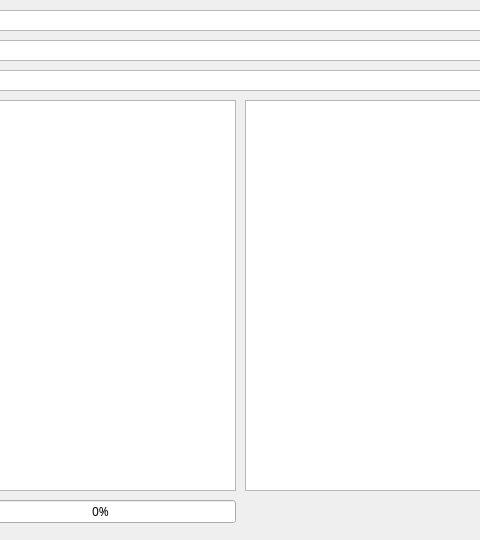
First picture: the form in src/gui/main.ui, repository kim-do-hyeon/iphone-forensics, before the edit; both pictures show x 185 to 665 and y 0 to 540 of the 1200 by 540 pixel window.
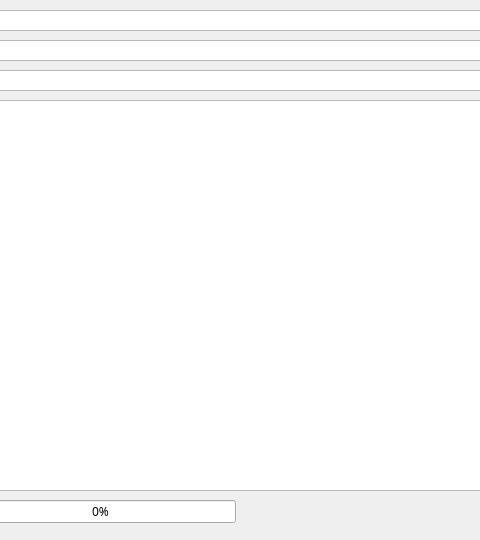
Second picture: the form after the edit.

Commit message: ui refurbishment and optimization

Diff of the .ui file:
```diff
--- a/src/gui/main.ui
+++ b/src/gui/main.ui
@@ -80,25 +80,12 @@
     </property>
     <property name="geometry">
      <rect>
-      <x>430</x>
-      <y>100</y>
-      <width>751</width>
-      <height>391</height>
-     </rect>
-    </property>
-   </widget>
-   <widget class="QTextBrowser" name="txt_result">
-    <property name="geometry">
-     <rect>
       <x>150</x>
       <y>100</y>
-      <width>271</width>
+      <width>1031</width>
       <height>391</height>
      </rect>
     </property>
-    <property name="readOnly">
-     <bool>true</bool>
-    </property>
    </widget>
    <widget class="QLabel" name="database_label">
     <property name="geometry">
```
The commit also changes 4 other files.
